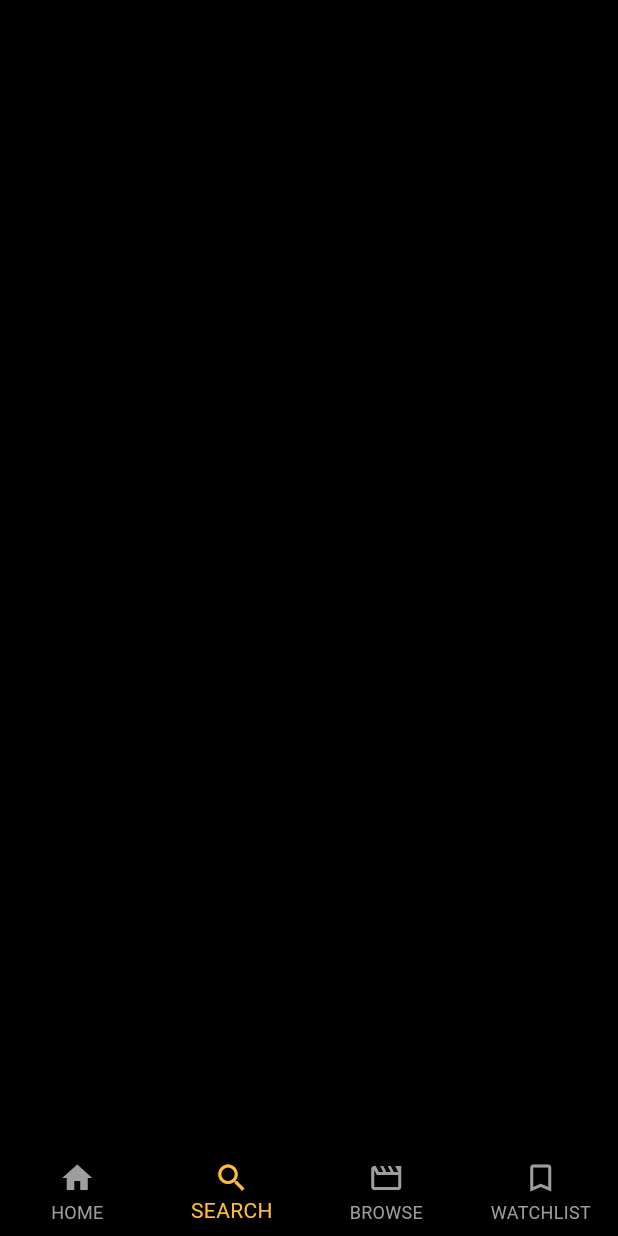
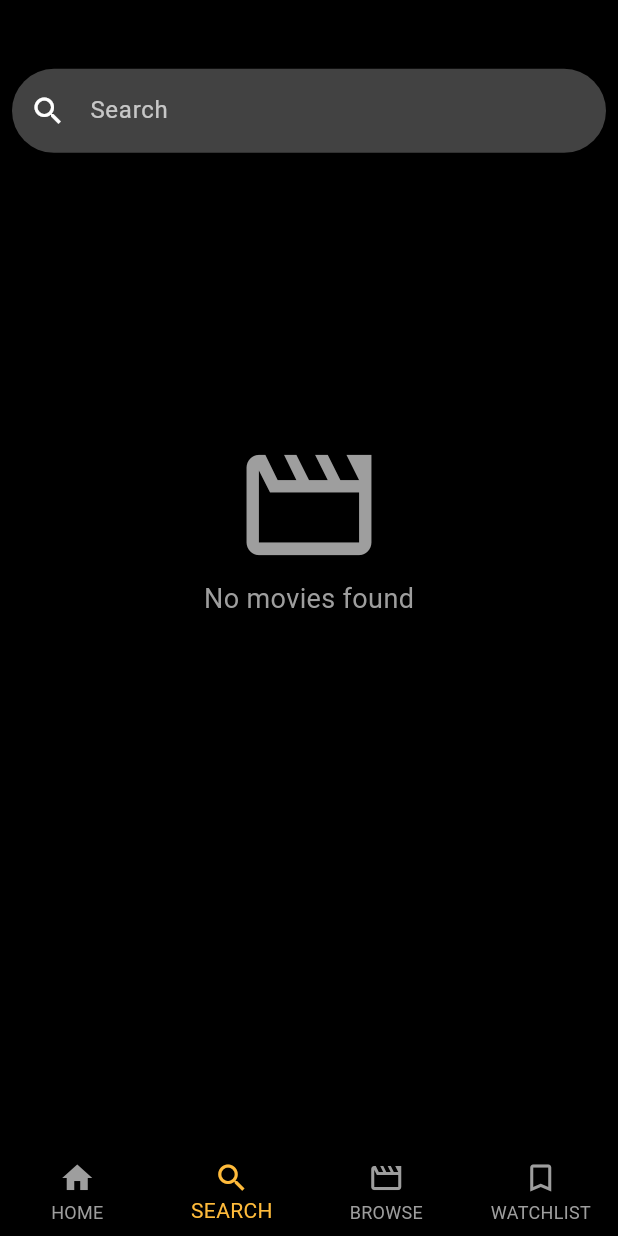
Before and after one commit to Ahmed4r/MoviesApp, a Flutter app: the screen it shows after launch, item 2 of the bottom bar chosen, on a phone screen of 412 x 824 dp. Run offline on Flutter 3.47's test engine with Material 3 defaults, Android fonts, the phone set to English and light mode, and no system bars; our stand-ins replace flutter_bloc, flutter_screenutil; network calls fail.

```diff
--- a/lib/Presentation/Screens/SearchScreen/SearchTab.dart
+++ b/lib/Presentation/Screens/SearchScreen/SearchTab.dart
@@ -1,12 +1,55 @@
 import 'package:flutter/material.dart';
+import 'package:flutter_screenutil/flutter_screenutil.dart';
 
 class SearchTab extends StatelessWidget {
   static const String routename = 'searchtab';
 
-  const SearchTab({super.key});
-
   @override
   Widget build(BuildContext context) {
-    return Scaffold(body: Container(color: Colors.black));
+    return Scaffold(
+      backgroundColor: Colors.black87,
+      body: Column(
+        children: [
+          SizedBox(
+            height: 40.h,
+          ),
+          // Search bar
+          Padding(
+            padding: const EdgeInsets.all(8.0),
+            child: TextField(
+              decoration: InputDecoration(
+                filled: true,
+                fillColor: Colors.grey.shade800,
+                prefixIcon: Icon(Icons.search, color: Colors.white),
+                hintText: 'Search',
+                hintStyle: TextStyle(color: Colors.white70),
+                border: OutlineInputBorder(
+                  borderRadius: BorderRadius.circular(30.0),
+                  borderSide: BorderSide.none,
+                ),
+              ),
+              style: TextStyle(color: Colors.white),
+            ),
+          ),
+
+          Spacer(),
+
+          Column(
+            children: [
+              Icon(
+                Icons.movie_creation_outlined,
+                size: 100,
+                color: Colors.grey,
+              ),
+              Text(
+                'No movies found',
+                style: TextStyle(color: Colors.grey, fontSize: 18),
+              ),
+            ],
+          ),
+          Spacer(flex: 2),
+        ],
+      ),
+    );
   }
 }
--- a/lib/Presentation/Screens/homeScreen/homeTab.dart
+++ b/lib/Presentation/Screens/homeScreen/homeTab.dart
@@ -3,7 +3,7 @@ import 'package:flutter_bloc/flutter_bloc.dart';
 import 'package:flutter_screenutil/flutter_screenutil.dart';
 import 'package:movies_app/Presentation/Screens/homeScreen/Movie_details.dart';
 import 'package:movies_app/Presentation/Screens/homeScreen/cubit/hometabStates.dart';
-import 'package:movies_app/Presentation/Screens/homeScreen/cubit/hometavViewmodel.dart';
+import 'package:movies_app/Presentation/Screens/homeScreen/cubit/hometabViewmodel.dart';
 import 'package:movies_app/data/api/Api_manger.dart';
 import 'package:movies_app/data/api/const.dart';
 import 'package:movies_app/model/hometabmodel/NewRealeases.dart';
--- a/lib/main.dart
+++ b/lib/main.dart
@@ -4,7 +4,7 @@ import 'package:flutter_screenutil/flutter_screenutil.dart';
 import 'package:movies_app/Presentation/Screens/SearchScreen/SearchTab.dart';
 import 'package:movies_app/Presentation/Screens/browse/BrowseListTab.dart';
 import 'package:movies_app/Presentation/Screens/homeScreen/Movie_details.dart';
-import 'package:movies_app/Presentation/Screens/homeScreen/cubit/hometavViewmodel.dart';
+import 'package:movies_app/Presentation/Screens/homeScreen/cubit/hometabViewmodel.dart';
 
 import 'package:movies_app/Presentation/Screens/homeScreen/homeTab.dart';
 import 'package:movies_app/Presentation/Screens/watchListScreen/WatchListTab.dart';
@@ -71,10 +71,10 @@ class MyApp extends StatelessWidget {
           routes: {
             HomeTab.routename: (context) => HomeTab(),
             MovieDetailsPage.routeName: (context) => MovieDetailsPage(),
-            SplashScreen.routename: (context) => const SplashScreen(),
+            SplashScreen.routename: (context) => SplashScreen(),
             BrowseListTab.routename: (context) => BrowseListTab(),
-            SearchTab.routename: (context) => const SearchTab(),
-            WatchListTab.routename: (context) => const WatchListTab(),
+            SearchTab.routename: (context) => SearchTab(),
+            WatchListTab.routename: (context) => WatchListTab(),
           },
         );
       },
--- a/lib/widgets/bottomNav.dart
+++ b/lib/widgets/bottomNav.dart
@@ -2,7 +2,7 @@ import 'package:flutter/material.dart';
 import 'package:movies_app/Presentation/Screens/browse/BrowseListTab.dart';
 
 import 'package:movies_app/Presentation/Screens/SearchScreen/SearchTab.dart';
-import 'package:movies_app/Presentation/Screens/homeScreen/cubit/hometavViewmodel.dart';
+import 'package:movies_app/Presentation/Screens/homeScreen/cubit/hometabViewmodel.dart';
 import 'package:movies_app/Presentation/Screens/homeScreen/homeTab.dart';
 
 import 'package:movies_app/Presentation/Screens/watchListScreen/WatchListTab.dart';
```
Also changed, not shown: lib/Presentation/Screens/browse/BrowseListTab.dart (+23 -5 lines), lib/Presentation/Screens/browse/cubit/browsestates.dart (added, +17 -0 lines), lib/Presentation/Screens/browse/cubit/browseviewmodel.dart (added, +24 -0 lines), lib/Presentation/Screens/browse/gridItem.dart (+7 -5 lines), lib/Presentation/Screens/watchListScreen/WatchListTab.dart (+6 -3 lines), lib/data/api/Api_manger.dart (+5 -9 lines), lib/model/Browse/CategoryNameResponse.dart (renamed from lib/model/Browse/CategoryNamesResponse.dart, +10 -13 lines), lib/Presentation/Screens/homeScreen/cubit/hometabViewmodel.dart (renamed from lib/Presentation/Screens/homeScreen/cubit/hometavViewmodel.dart).
